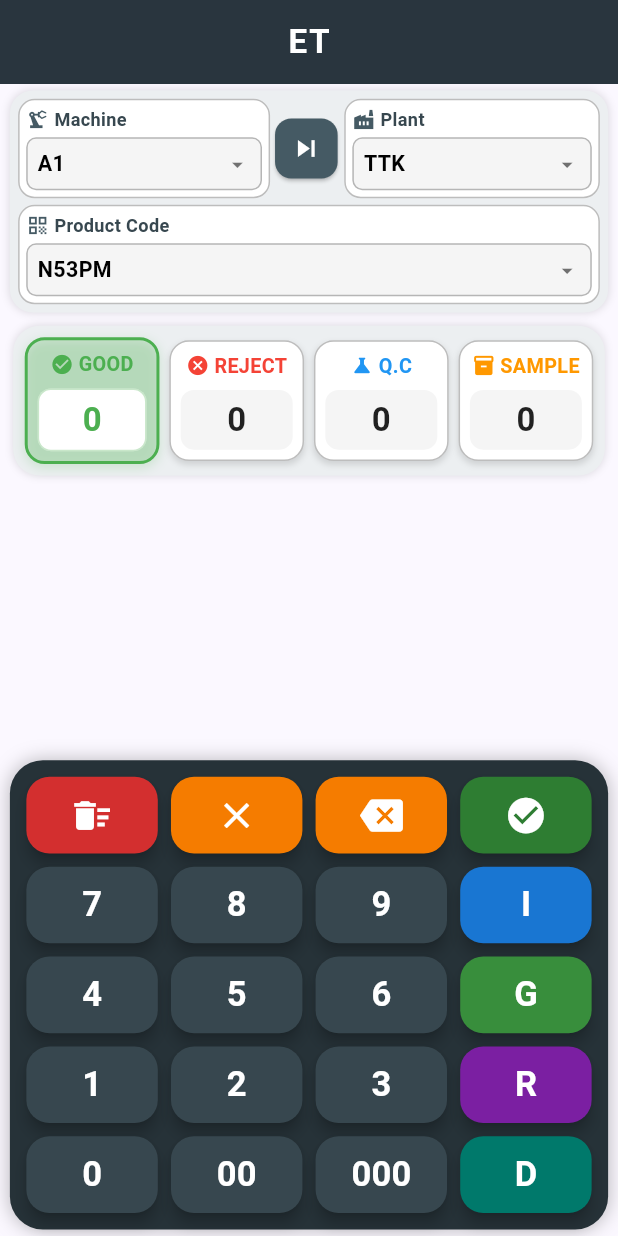
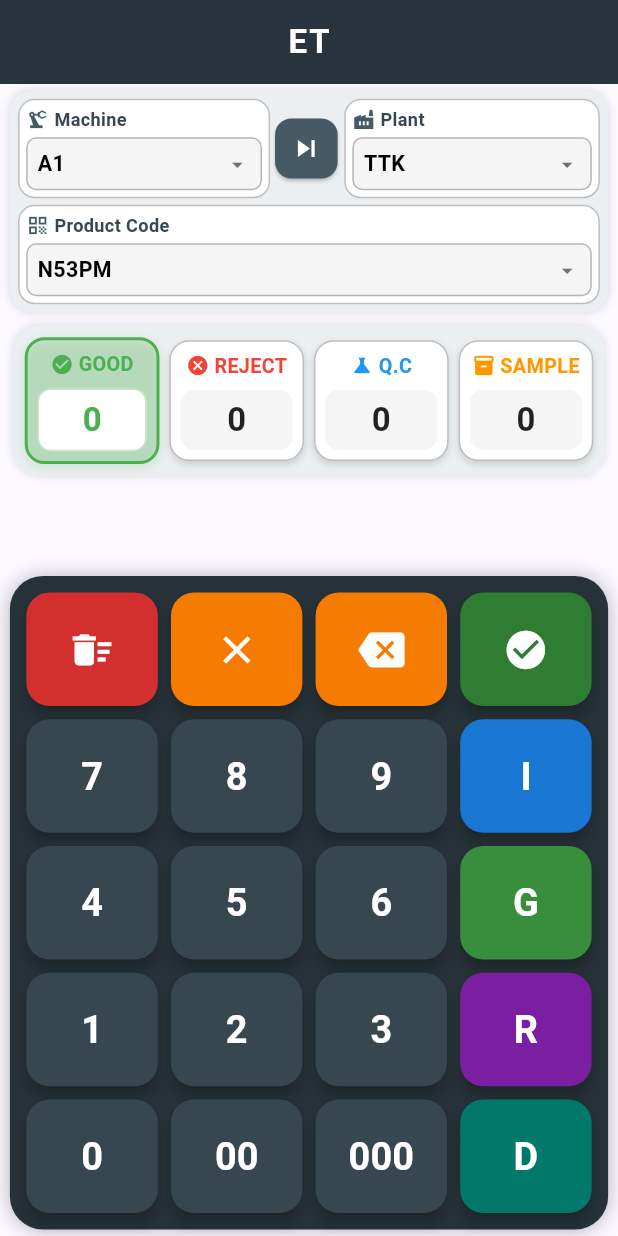
Before and after one commit to mdparvez44/Calculator, a Flutter app: the screen it shows after launch, on a phone screen of 412 x 824 dp. Run offline on Flutter 3.47's test engine with Material 3 defaults, Android fonts, the phone set to English and light mode, and no system bars; our stand-ins replace file_picker, share_plus, sqflite, sqflite_common_ffi; missing offline and left inert: excel; accounts and stored records are empty.

Commit message:
Expand 5-row Keypad height to 60% of screen height

```diff
--- a/lib/screens/home.dart
+++ b/lib/screens/home.dart
@@ -23,7 +23,9 @@ class HomeScreen extends StatelessWidget {
       body: SafeArea(
         child: LayoutBuilder(
           builder: (context, constraints) {
-            double calculatedRowHeight = (constraints.maxHeight * 0.078).clamp(28.0, 75.0);
+            double calculatedRowHeight = (constraints.maxHeight < 600)
+                ? (constraints.maxHeight * 0.072)
+                : (constraints.maxHeight * 0.11).clamp(40.0, 95.0);
 
             return Column(
               children: [
--- a/lib/widgets/keypad.dart
+++ b/lib/widgets/keypad.dart
@@ -74,11 +74,11 @@ class Keypad extends StatelessWidget {
           child: FittedBox(
             fit: BoxFit.scaleDown,
             child: icon != null
-                ? Icon(icon, size: 26 * scale, color: Colors.white)
+                ? Icon(icon, size: 28 * scale, color: Colors.white)
                 : Text(
                     text,
                     style: TextStyle(
-                      fontSize: 21 * scale,
+                      fontSize: 23 * scale,
                       fontWeight: FontWeight.bold,
                       color: textColor,
                     ),
@@ -90,7 +90,7 @@ class Keypad extends StatelessWidget {
   }
 
   Widget row(BuildContext context, List<Widget> buttons, double scale) {
-    double h = rowHeight ?? (54.0 * scale);
+    double h = rowHeight ?? (70.0 * scale);
     return SizedBox(
       height: h,
       child: Row(
```
